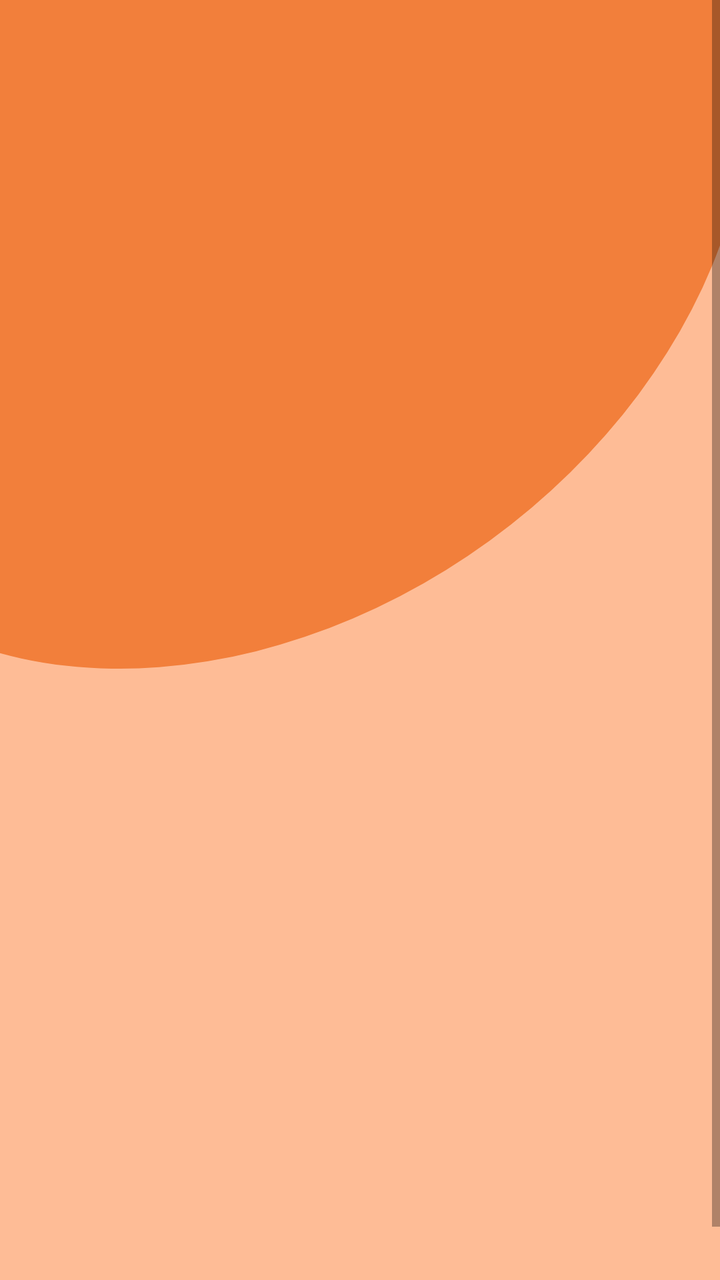
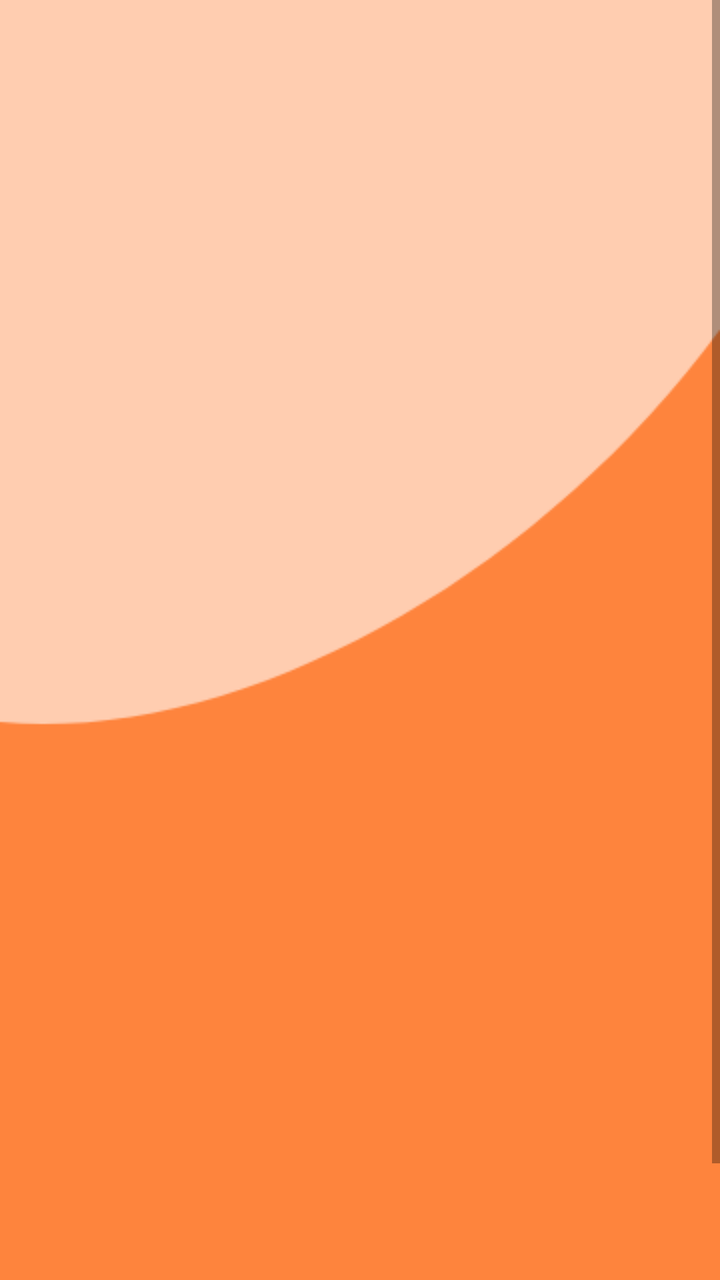

Two renders of the same Android screen: before a commit and after it. Below are the layout's source before the change and the commit's diff.
<!-- AndroidManifest.xml: application theme AppTheme -->
<!-- res/layout/activity_second.xml -->
<?xml version="1.0" encoding="utf-8"?>
<ScrollView xmlns:android="http://schemas.android.com/apk/res/android"
    xmlns:app="http://schemas.android.com/apk/res-auto"
    xmlns:tools="http://schemas.android.com/tools"
    android:layout_width="match_parent"
    android:layout_height="match_parent"
    android:fillViewport="true"
    android:background="@drawable/background"
    tools:context=".activities.QuizActivity"
    android:indeterminateTintMode="src_atop"
    android:indeterminateTint="@android:color/holo_orange_light"
    >


    <LinearLayout
        android:id="@+id/ll_question"
        android:layout_width="match_parent"
        android:layout_height="wrap_content"
        android:orientation="vertical"
        android:layout_gravity="center"
        android:padding="15dp"
        android:gravity="center"
        android:visibility="invisible">

        <TextView
            android:id="@+id/tv_question"
            android:layout_width="wrap_content"
            android:layout_height="wrap_content"
            android:layout_margin="10dp"
            android:gravity="center"
            android:text="@string/what_is_the_pinyin_for_this_character"
            android:textColor="#363A43"
            android:textSize="30sp"
            android:textStyle="bold" />

        <ImageView
            android:id="@+id/iv_image"
            android:layout_width="249dp"
            android:layout_height="200dp"
            android:layout_marginTop="5dp"
            android:contentDescription="@string/character"
            android:src="@drawable/wo" />

        <LinearLayout
        android:id="@+id/progress"
        android:layout_width="match_parent"
        android:layout_height="wrap_content"
        android:layout_marginTop="16dp"
        android:gravity="center_vertical"
        android:orientation="horizontal" >

            <ProgressBar
                android:id="@+id/progressBar"
                style="?android:attr/progressBarStyleHorizontal"
                android:layout_width="0dp"
                android:layout_height="wrap_content"
                android:layout_weight="1"
                android:indeterminateTint="@color/colorPrimaryDark"
                android:max="10"
                android:progress="0" />

            <TextView
            android:id="@+id/tv_progress"
            android:layout_width="wrap_content"
            android:layout_height="wrap_content"
            android:gravity="center"
            android:padding="15dp"
            android:textColorHint="#7A8089"
            android:textSize="20sp"

            android:textStyle="bold"
            android:text="@string/_0_10" />

    </LinearLayout>
        <LinearLayout
            android:id="@+id/first_two_options"
            android:layout_width="wrap_content"
            android:layout_height="wrap_content"
            android:layout_marginTop="16dp"
            android:gravity="center"
            android:includeFontPadding="false"
            android:orientation="horizontal">

            <TextView
                android:id="@+id/tv_option_one"
                android:layout_width="172dp"
                android:layout_height="wrap_content"
                android:layout_margin="0dp"
                android:background="@drawable/option_border"
                android:gravity="center"
                android:includeFontPadding="true"
                android:padding="28dp"
                android:text="@string/w"
                android:textColor="@android:color/black"
                android:textSize="23sp"
                android:textStyle="bold" />

            <TextView
                android:id="@+id/tv_option_two"
                android:layout_width="172dp"
                android:layout_height="match_parent"
                android:layout_margin="0dp"
                android:background="@drawable/option_border"
                android:gravity="center"
                android:includeFontPadding="true"
                android:padding="28dp"
                android:text="@string/gu"
                android:textColor="@android:color/black"
                android:textSize="23sp"
                android:textStyle="bold" />

        </LinearLayout>

        <LinearLayout
            android:id="@+id/bottom_two_options"
            android:layout_width="wrap_content"
            android:layout_height="wrap_content"
            android:layout_marginTop="0dp"
            android:gravity="center"
            android:orientation="horizontal">

            <TextView
                android:id="@+id/tv_option_three"
                android:layout_width="172dp"
                android:layout_height="match_parent"
                android:layout_margin="0dp"
                android:background="@drawable/option_border"
                android:gravity="center"
                android:includeFontPadding="true"
                android:padding="28dp"
                android:text="@string/t"
                android:textColor="@android:color/black"
                android:textSize="23sp"
                android:textStyle="bold" />

            <TextView
                android:id="@+id/tv_option_four"
                android:layout_width="173dp"
                android:layout_height="97dp"
                android:layout_margin="0dp"
                android:background="@drawable/option_border"
                android:gravity="center"
                android:includeFontPadding="false"
                android:padding="28dp"
                android:text="@string/n"
                android:textColor="@android:color/black"
                android:textSize="23sp"
                android:textStyle="bold" />

        </LinearLayout>

        <Button
            android:id="@+id/btn_submit"
            android:layout_width="232dp"
            android:layout_height="73dp"
            android:layout_margin="10dp"
            android:background="@color/colorPrimary"
            android:backgroundTint="@android:color/holo_orange_light"
            android:text="@string/submit"
            android:textColor="@android:color/white"
            android:textSize="30sp"
            android:textStyle="bold" />


    </LinearLayout>

</ScrollView>
<!-- resources referenced by this layout -->
<resources>
  <color name="colorPrimary">#FEB06A</color>
  <color name="colorPrimaryDark">#3700B3</color>
  <!-- drawable background: png bitmap (drawable-hdpi, 16928 bytes) -->
  <!-- drawable option_border (drawable) -->
  <?xml version="1.0" encoding="utf-8"?>
  <shape xmlns:android="http://schemas.android.com/apk/res/android"
  android:shape ="rectangle">
      <stroke
          android:width="2dp"
          android:color="#FF6347"/>
  
      <solid android:color = "@android:color/holo_orange_light"/>
      <corners android:radius="0dp"/>
  
  
  </shape>
  <!-- drawable wo: png bitmap (drawable, 26578 bytes) -->
  <string name="_0_10">0/10</string>
  <string name="character">character</string>
  <string name="gu">Guó</string>
  <string name="n">Ní</string>
  <string name="submit">Submit</string>
  <string name="t">Tā</string>
  <string name="w">Wǒ</string>
  <string name="what_is_the_pinyin_for_this_character">What is the pinyin for this character?</string>
  <style name="AppTheme" parent="Theme.MaterialComponents.Light.NoActionBar">
          
          <item name="colorPrimary">@color/colorPrimary</item>
          <item name="colorPrimaryDark">@color/colorPrimaryDark</item>
          <item name="colorAccent">@color/colorAccent</item>
      </style>
  <color name="colorAccent">#da5d03</color>
</resources>

<!-- the commit's change to res/layout/activity_second.xml (unified diff, before → after) -->
@@ -5,163 +5,177 @@
     android:layout_width="match_parent"
     android:layout_height="match_parent"
     android:fillViewport="true"
-    android:background="@drawable/background"
+    android:background="@drawable/backgroundsunsets"
     tools:context=".activities.QuizActivity"
     android:indeterminateTintMode="src_atop"
     android:indeterminateTint="@android:color/holo_orange_light"
     >
 
-
-    <LinearLayout
-        android:id="@+id/ll_question"
+    <androidx.constraintlayout.widget.ConstraintLayout
         android:layout_width="match_parent"
-        android:layout_height="wrap_content"
-        android:orientation="vertical"
-        android:layout_gravity="center"
-        android:padding="15dp"
-        android:gravity="center"
-        android:visibility="invisible">
-
-        <TextView
-            android:id="@+id/tv_question"
-            android:layout_width="wrap_content"
-            android:layout_height="wrap_content"
-            android:layout_margin="10dp"
-            android:gravity="center"
-            android:text="@string/what_is_the_pinyin_for_this_character"
-            android:textColor="#363A43"
-            android:textSize="30sp"
-            android:textStyle="bold" />
-
-        <ImageView
-            android:id="@+id/iv_image"
-            android:layout_width="249dp"
-            android:layout_height="200dp"
-            android:layout_marginTop="5dp"
-            android:contentDescription="@string/character"
-            android:src="@drawable/wo" />
+        android:layout_height="match_parent" >
 
         <LinearLayout
-        android:id="@+id/progress"
-        android:layout_width="match_parent"
-        android:layout_height="wrap_content"
-        android:layout_marginTop="16dp"
-        android:gravity="center_vertical"
-        android:orientation="horizontal" >
-
-            <ProgressBar
-                android:id="@+id/progressBar"
-                style="?android:attr/progressBarStyleHorizontal"
-                android:layout_width="0dp"
-                android:layout_height="wrap_content"
-                android:layout_weight="1"
-                android:indeterminateTint="@color/colorPrimaryDark"
-                android:max="10"
-                android:progress="0" />
+            android:id="@+id/ll_question"
+            android:layout_width="match_parent"
+            android:layout_height="wrap_content"
+            android:layout_gravity="center"
+            android:gravity="center"
+            android:orientation="vertical"
+            android:padding="15dp"
+            android:visibility="invisible"
+            app:layout_constraintBottom_toBottomOf="parent"
+            app:layout_constraintEnd_toEndOf="parent"
+            app:layout_constraintStart_toStartOf="parent"
+            app:layout_constraintTop_toTopOf="parent">
 
             <TextView
-            android:id="@+id/tv_progress"
-            android:layout_width="wrap_content"
-            android:layout_height="wrap_content"
-            android:gravity="center"
-            android:padding="15dp"
-            android:textColorHint="#7A8089"
-            android:textSize="20sp"
-
-            android:textStyle="bold"
-            android:text="@string/_0_10" />
-
-    </LinearLayout>
-        <LinearLayout
-            android:id="@+id/first_two_options"
-            android:layout_width="wrap_content"
-            android:layout_height="wrap_content"
-            android:layout_marginTop="16dp"
-            android:gravity="center"
-            android:includeFontPadding="false"
-            android:orientation="horizontal">
-
-            <TextView
-                android:id="@+id/tv_option_one"
-                android:layout_width="172dp"
+                android:id="@+id/tv_question"
+                android:layout_width="wrap_content"
                 android:layout_height="wrap_content"
-                android:layout_margin="0dp"
-                android:background="@drawable/option_border"
+                android:layout_margin="10dp"
                 android:gravity="center"
-                android:includeFontPadding="true"
-                android:padding="28dp"
-                android:text="@string/w"
-                android:textColor="@android:color/black"
-                android:textSize="23sp"
+                android:text="@string/what_is_the_pinyin_for_this_character"
+                android:textColor="#363A43"
+                android:textSize="25sp"
                 android:textStyle="bold" />
 
-            <TextView
-                android:id="@+id/tv_option_two"
-                android:layout_width="172dp"
-                android:layout_height="match_parent"
-                android:layout_margin="0dp"
-                android:background="@drawable/option_border"
+            <ImageView
+                android:id="@+id/iv_image"
+                android:layout_width="249dp"
+                android:layout_height="200dp"
+                android:layout_marginTop="5dp"
+                android:contentDescription="@string/character"
+                android:src="@drawable/wo" />
+
+            <LinearLayout
+                android:id="@+id/progress"
+                android:layout_width="match_parent"
+                android:layout_height="wrap_content"
+                android:layout_marginTop="20dp"
+                android:gravity="center_vertical"
+                android:orientation="horizontal">
+
+                <ProgressBar
+                    android:id="@+id/progressBar"
+                    style="?android:attr/progressBarStyleHorizontal"
+                    android:layout_marginTop="10dp"
+                    android:layout_width="0dp"
+                    android:layout_height="wrap_content"
+                    android:layout_weight="3"
+                    android:indeterminateTint="@color/colorPrimaryDark"
+                    android:max="10"
+                    android:progress="0" />
+
+                <TextView
+                    android:id="@+id/tv_progress"
+                    android:layout_width="wrap_content"
+                    android:layout_height="wrap_content"
+                    android:gravity="center"
+                    android:padding="15dp"
+                    android:text="@string/_0_10"
+                    android:textColorHint="#7A8089"
+
+                    android:textSize="20sp"
+                    android:textStyle="bold" />
+
+            </LinearLayout>
+
+            <LinearLayout
+                android:id="@+id/first_two_options"
+                android:layout_width="wrap_content"
+                android:layout_height="wrap_content"
+                android:layout_marginTop="16dp"
                 android:gravity="center"
-                android:includeFontPadding="true"
-                android:padding="28dp"
-                android:text="@string/gu"
-                android:textColor="@android:color/black"
-                android:textSize="23sp"
+                android:includeFontPadding="false"
+                android:orientation="horizontal">
+
+                <TextView
+                    android:id="@+id/tv_option_one"
+                    android:layout_width="172dp"
+                    android:layout_height="100dp"
+                    android:layout_margin="0dp"
+                    android:background="@drawable/option_border"
+                    android:maxLines="2"
+                    android:gravity="center"
+                    android:includeFontPadding="true"
+                    android:padding="12dp"
+                    android:text="@string/w"
+                    android:textColor="@android:color/black"
+                    android:textSize="23sp"
+                    android:textStyle="bold" />
+
+                <TextView
+                    android:id="@+id/tv_option_two"
+                    android:layout_width="172dp"
+                    android:layout_height="100dp"
+                    android:maxLines="2"
+                    android:layout_margin="0dp"
+                    android:background="@drawable/option_border"
+                    android:gravity="center"
+                    android:includeFontPadding="true"
+                    android:padding="12dp"
+                    android:text="@string/gu"
+                    android:textColor="@android:color/black"
+                    android:textSize="23sp"
+                    android:textStyle="bold" />
+
+            </LinearLayout>
+
+            <LinearLayout
+                android:id="@+id/bottom_two_options"
+                android:layout_width="wrap_content"
+                android:layout_height="wrap_content"
+                android:layout_marginTop="0dp"
+                android:gravity="center"
+                android:orientation="horizontal">
+
+                <TextView
+                    android:id="@+id/tv_option_three"
+                    android:maxLines="2"
+                    android:layout_width="172dp"
+                    android:layout_height="100dp"
+                    android:layout_margin="0dp"
+                    android:background="@drawable/option_border"
+                    android:gravity="center"
+                    android:includeFontPadding="true"
+                    android:padding="12dp"
+                    android:text="@string/t"
+                    android:textColor="@android:color/black"
+                    android:textSize="23sp"
+                    android:textStyle="bold" />
+
+                <TextView
+                    android:id="@+id/tv_option_four"
+                    android:maxLines="2"
+                    android:layout_width="173dp"
+                    android:layout_height="100dp"
+                    android:layout_margin="0dp"
+                    android:background="@drawable/option_border"
+                    android:gravity="center"
+                    android:includeFontPadding="true"
+                    android:padding="12dp"
+                    android:text="@string/n"
+                    android:textColor="@android:color/black"
+                    android:textSize="23sp"
+                    android:textStyle="bold" />
+
+            </LinearLayout>
+
+            <Button
+                android:id="@+id/btn_submit"
+                android:layout_width="232dp"
+                android:layout_height="73dp"
+                android:layout_margin="10dp"
+                android:layout_marginTop="50dp"
+                android:background="@color/colorPrimary"
+                android:backgroundTint="@android:color/holo_orange_light"
+                android:text="@string/submit"
+                android:textColor="@android:color/white"
+                android:textSize="30sp"
                 android:textStyle="bold" />
-
         </LinearLayout>
 
-        <LinearLayout
-            android:id="@+id/bottom_two_options"
-            android:layout_width="wrap_content"
-            android:layout_height="wrap_content"
-            android:layout_marginTop="0dp"
-            android:gravity="center"
-            android:orientation="horizontal">
-
-            <TextView
-                android:id="@+id/tv_option_three"
-                android:layout_width="172dp"
-                android:layout_height="match_parent"
-                android:layout_margin="0dp"
-                android:background="@drawable/option_border"
-                android:gravity="center"
-                android:includeFontPadding="true"
-                android:padding="28dp"
-                android:text="@string/t"
-                android:textColor="@android:color/black"
-                android:textSize="23sp"
-                android:textStyle="bold" />
-
-            <TextView
-                android:id="@+id/tv_option_four"
-                android:layout_width="173dp"
-                android:layout_height="97dp"
-                android:layout_margin="0dp"
-                android:background="@drawable/option_border"
-                android:gravity="center"
-                android:includeFontPadding="false"
-                android:padding="28dp"
-                android:text="@string/n"
-                android:textColor="@android:color/black"
-                android:textSize="23sp"
-                android:textStyle="bold" />
-
-        </LinearLayout>
-
-        <Button
-            android:id="@+id/btn_submit"
-            android:layout_width="232dp"
-            android:layout_height="73dp"
-            android:layout_margin="10dp"
-            android:background="@color/colorPrimary"
-            android:backgroundTint="@android:color/holo_orange_light"
-            android:text="@string/submit"
-            android:textColor="@android:color/white"
-            android:textSize="30sp"
-            android:textStyle="bold" />
-
-
-    </LinearLayout>
+    </androidx.constraintlayout.widget.ConstraintLayout>
 
 </ScrollView>
<!-- resource entries referenced after the edit -->
@@ -1,8 +1,8 @@
 <!-- resources referenced by this layout -->
 <resources>
   <color name="colorPrimary">#FEB06A</color>
-  <color name="colorPrimaryDark">#3700B3</color>
-  <!-- drawable background: png bitmap (drawable-hdpi, 16928 bytes) -->
+  <color name="colorPrimaryDark">#FC9356</color>
+  <!-- drawable backgroundsunsets: png bitmap (drawable, 8974 bytes) -->
   <!-- drawable option_border (drawable) -->
   <?xml version="1.0" encoding="utf-8"?>
   <shape xmlns:android="http://schemas.android.com/apk/res/android"
@@ -30,6 +30,7 @@
           <item name="colorPrimary">@color/colorPrimary</item>
           <item name="colorPrimaryDark">@color/colorPrimaryDark</item>
           <item name="colorAccent">@color/colorAccent</item>
+          
       </style>
   <color name="colorAccent">#da5d03</color>
 </resources>
